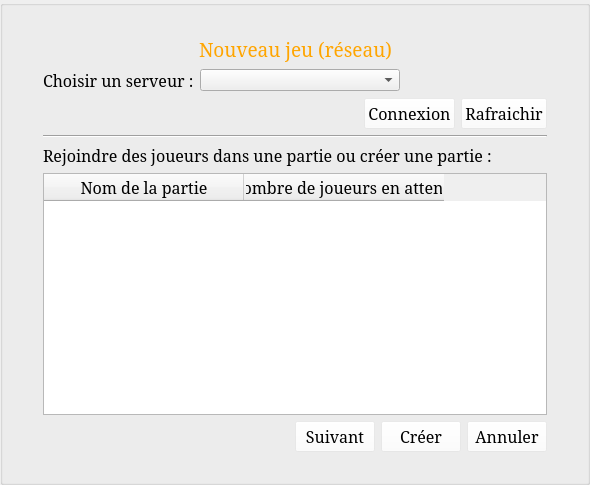
Above: StreetCar/StreetCar/NewNetworkGame.ui from paboccard/Projet_Prog_Jeu before the change. Below: the same form after it.
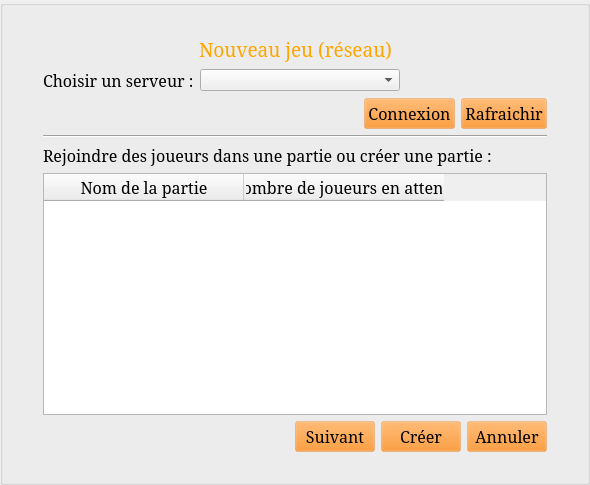
That is the form after the change. Icons and pictures are not drawn.

The edit to the form file:
```diff
--- a/StreetCar/StreetCar/NewNetworkGame.ui
+++ b/StreetCar/StreetCar/NewNetworkGame.ui
@@ -29,7 +29,7 @@
 }
 
 QPushButton {
-	background-color: rgba(255, 255, 255, 50);
+	background-color: rgba(255, 128, 0, 50);
 }
 
 QPushButton::hover{
```
Left out of the diff: 11 changed lines with no effect on the pictures.
